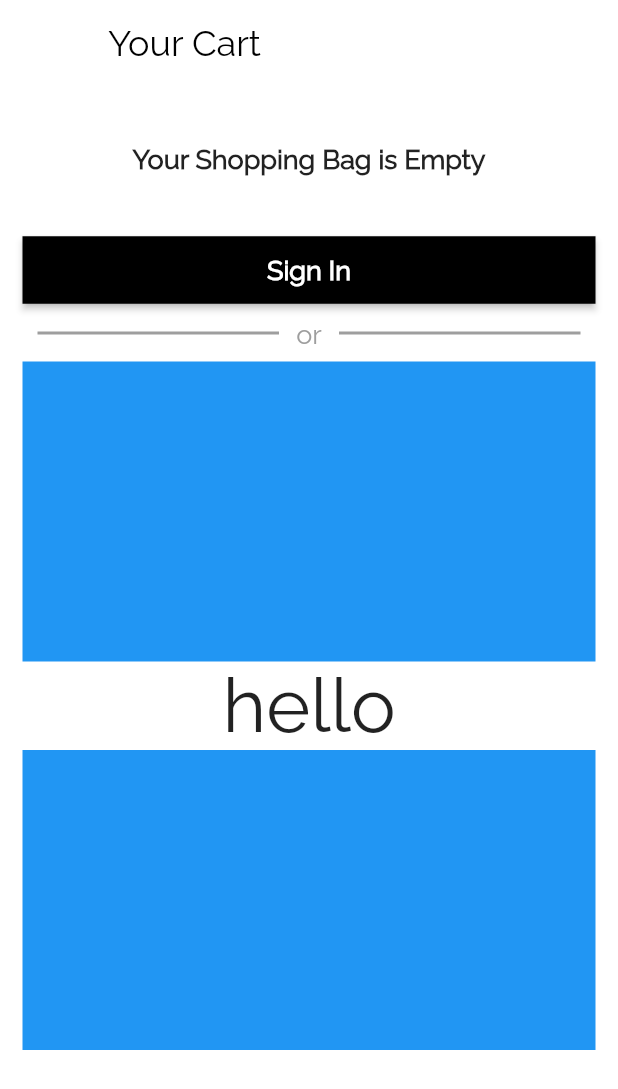
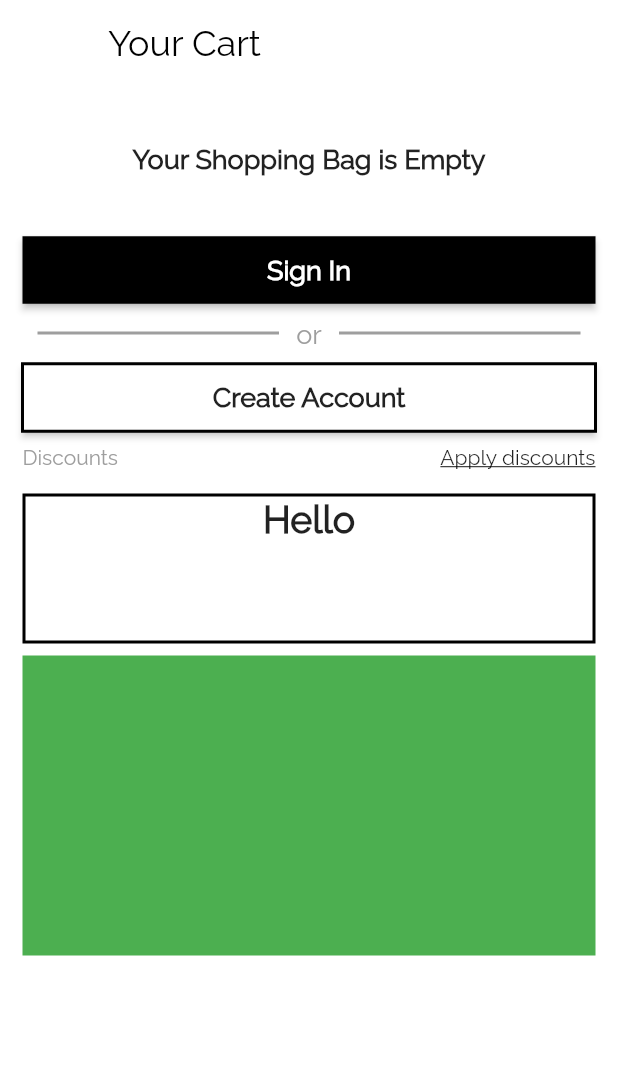
Before and after one commit to xamata/flutter_GraphQL_test, a Flutter app: the CartPage screen opened directly, on a phone screen of 412 x 824 dp. Shown: the top 1089 px of the screen. Run offline on Flutter 3.47's test engine with Material 2 defaults, Android fonts, the phone set to English and light mode, and no system bars; our stand-ins replace email_validator, graphql_flutter; network calls fail.

Commit message:
Worked on cart_page.dart and the SignIn button within cart_page.dart, ran into a problem with Navigator changing the background image position. I made a post on stackoverflow asking for help, all is well

```diff
--- a/lib/account_page.dart
+++ b/lib/account_page.dart
@@ -36,17 +36,19 @@ class _AccountPageState extends State<AccountPage> {
       child: Scaffold(
         appBar: AppBar(
           backgroundColor: Colors.white,
+          foregroundColor: Colors.black,
           elevation: 0,
         ),
         body: Stack(
-          fit: StackFit.expand,
           children: [
             Container(
+              width: MediaQuery.of(context).size.width,
               decoration: const BoxDecoration(
                 color: Colors.white,
                 image: DecorationImage(
                   image: AssetImage("images/background.jpeg"),
-                  fit: BoxFit.cover,
+                  fit: BoxFit.fitWidth,
+                  //---------sets the position of image------------
                   alignment: Alignment(0.0, -7.0),
                 ),
               ),
@@ -173,6 +175,7 @@ class _AccountPageState extends State<AccountPage> {
                               ),
                               RawMaterialButton(
                                 onPressed: () {
+                                  // ignore: todo
                                   // TODO: Checks if username and password is in the system, this will bring to real account page
                                   // if not, replies, please enter a valid username and password
                                   if (_formKey.currentState!.validate()) {
--- a/lib/cart_page.dart
+++ b/lib/cart_page.dart
@@ -1,4 +1,5 @@
 import 'package:flutter/material.dart';
+import 'package:flutter_mobile_sim_test_1/account_page.dart';
 
 class CartPage extends StatefulWidget {
   const CartPage({Key? key}) : super(key: key);
@@ -27,17 +28,14 @@ class _CartPageState extends State<CartPage> {
               mainAxisAlignment: MainAxisAlignment.center,
               children: [
                 Container(
-                    // color: Colors.blue,
                   width: MediaQuery.of(context).size.width,
                   height: 100,
                   alignment: Alignment.center,
                   padding: const EdgeInsets.all(10.0),
                   child: const Text(
                     "Your Shopping Bag is Empty",
-                      style:
-                          TextStyle(fontSize: 18, fontWeight: FontWeight.bold),
-                    )
-                    // child: ,
+                    style: TextStyle(fontSize: 18, fontWeight: FontWeight.bold),
+                  ),
                 ),
                 RawMaterialButton(
                   child: const Text("Sign In",
@@ -45,7 +43,12 @@ class _CartPageState extends State<CartPage> {
                           color: Colors.white,
                           fontSize: 18,
                           fontWeight: FontWeight.bold)),
-                  onPressed: () {},
+                  onPressed: () {
+                    Navigator.of(context).push(
+                      MaterialPageRoute(
+                          builder: (context) => const AccountPage()),
+                    );
+                  },
                   constraints: BoxConstraints(
                       minWidth: MediaQuery.of(context).size.width,
                       minHeight: 20),
@@ -58,7 +61,7 @@ class _CartPageState extends State<CartPage> {
                       padding: const EdgeInsets.all(10.0),
                       child: SizedBox(
                         width: MediaQuery.of(context).size.width,
-                        child: Divider(
+                        child: const Divider(
                           color: Colors.grey,
                           thickness: 2,
                         ),
@@ -68,11 +71,11 @@ class _CartPageState extends State<CartPage> {
                       color: Colors.transparent,
                       width: (MediaQuery.of(context).size.width),
                       alignment: Alignment.topCenter,
-                      padding: EdgeInsets.all(8.0),
+                      padding: const EdgeInsets.all(8.0),
                       child: Container(
                         color: Colors.white,
                         width: 40,
-                        child: Text(
+                        child: const Text(
                           "or",
                           style: TextStyle(
                             fontSize: 18,
@@ -84,21 +87,91 @@ class _CartPageState extends State<CartPage> {
                     ),
                   ],
                 ),
+                RawMaterialButton(
+                    onPressed: () {},
+                    child: const Text("Create Account",
+                        style: TextStyle(
+                            fontSize: 18, fontWeight: FontWeight.bold)),
+                    fillColor: Colors.white,
+                    shape: const ContinuousRectangleBorder(
+                      side: BorderSide(color: Colors.black, width: 2),
+                    ),
+                    constraints: BoxConstraints(
+                        minWidth: MediaQuery.of(context).size.width,
+                        minHeight: 20.0),
+                    padding: const EdgeInsets.all(12.0)),
+                Padding(
+                  padding: const EdgeInsets.symmetric(vertical: 8.0),
+                  child: Container(
+                    // color: Colors.yellow,
+                    child: Row(
+                      // mainAxisAlignment: MainAxisAlignment.start,
+                      children: <Widget>[
                         Container(
-                  color: Colors.blue,
-                  width: MediaQuery.of(context).size.width,
-                  height: 200,
-                  alignment: Alignment.center,
-                  padding: const EdgeInsets.all(20.0),
-                  // child: ,
+                          child: const Text(
+                            "Discounts",
+                            style: TextStyle(
+                              color: Colors.grey,
                             ),
-                const Text(
-                  "hello",
-                  style: TextStyle(fontSize: 50),
+                          ),
+                        ),
+                        const Spacer(),
+                        InkWell(
+                            highlightColor: Colors.transparent,
+                            overlayColor:
+                                MaterialStateProperty.all(Colors.transparent),
+                            onTap: () {
+                              Navigator.of(context).push(
+                                MaterialPageRoute(
+                                    builder: (context) => const AccountPage()),
+                              );
+                            },
+                            child: Container(
+                              // decoration: BoxDecoration(
+                              //     // border: Border.all(color: Colors.black),
+                              //     ),
+                              child: const Text("Apply discounts",
+                                  style: TextStyle(
+                                      decoration: TextDecoration.underline)),
+                            ))
+                      ],
+                    ),
+                  ),
+                ),
+                //TODO: Create cc Icons
+                // Container(
+                //   width: double.infinity,
+                //   height: 100,
+                //   child: Row(
+                //     children: [
+                //       Container(
+                //         width: double.infinity,
+                //         decoration: const BoxDecoration(
+                //           image: DecorationImage(
+                //               image: AssetImage("images/background.jpeg"),
+                //               fit: BoxFit.fitWidth),
+                //         ),
+                //       ),
+                //     ],
+                //   ),
+                // ),
+                Padding(
+                  padding: const EdgeInsets.symmetric(vertical: 8.0),
+                  child: Container(
+                    width: double.infinity,
+                    height: 100,
+                    child: Text(
+                      "Hello",
+                      style:
+                          TextStyle(fontSize: 25, fontWeight: FontWeight.bold),
                       textAlign: TextAlign.center,
                     ),
+                    decoration: BoxDecoration(
+                        border: Border.all(width: 2, color: Colors.black)),
+                  ),
+                ),
                 Container(
-                  color: Colors.blue,
+                  color: Colors.green,
                   width: MediaQuery.of(context).size.width,
                   height: 200,
                   alignment: Alignment.center,
```
Also changed, not shown: images/cc_icons_1.jpg (added), images/cc_icons_2.jpg (added), images/cc_icons_3.jpg (added), images/credit_icons_1.jpg (added), images/credit_icons_4.jpg (added). Lines whose indentation alone changed are shown as unchanged.
